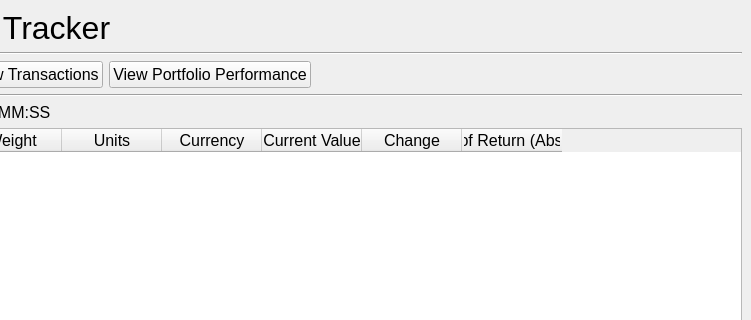
This is src/ui/main_window.ui in IsaacCheng9/trading-portfolio-tracker as Qt 5 draws it before an edit; both pictures show x 249 to 1000 and y 0 to 320 of the 1000 by 600 pixel window. The edited form follows.
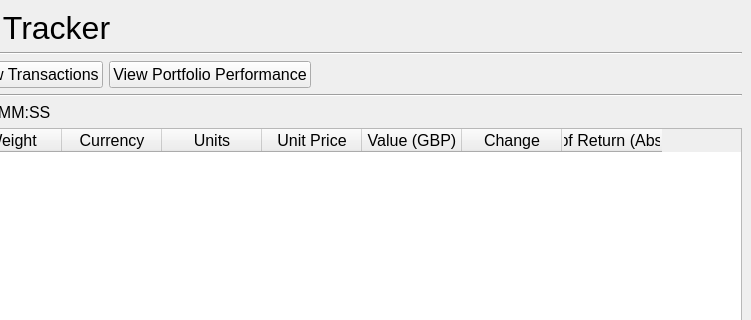
This is the edited form.

```diff
--- a/src/ui/main_window.ui
+++ b/src/ui/main_window.ui
@@ -183,11 +183,6 @@
          <string>Weight</string>
         </property>
        </column>
-       <column>
-        <property name="text">
-         <string>Units</string>
-        </property>
-       </column>
        <column>
         <property name="text">
          <string>Currency</string>
@@ -195,7 +190,17 @@
        </column>
        <column>
         <property name="text">
-         <string>Current Value</string>
+         <string>Units</string>
+        </property>
+       </column>
+       <column>
+        <property name="text">
+         <string>Unit Price</string>
+        </property>
+       </column>
+       <column>
+        <property name="text">
+         <string>Value (GBP)</string>
         </property>
        </column>
        <column>
```
